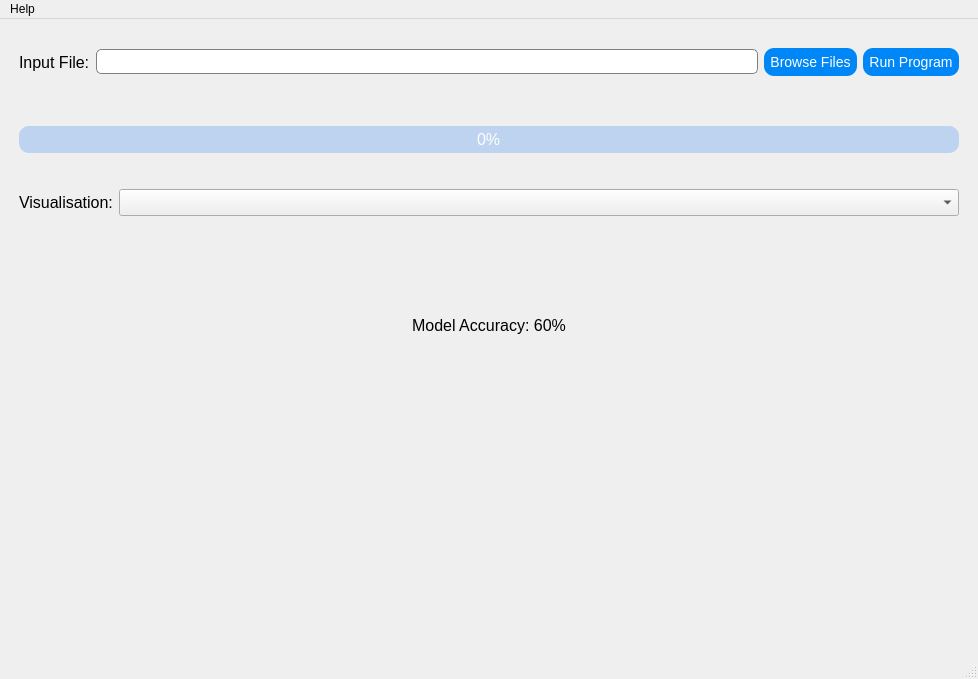
This is UI Code/AutismClassifier.ui in RX-Larry/FIT3161_MA_6 as Qt 5 draws it before an edit. The edited form follows.
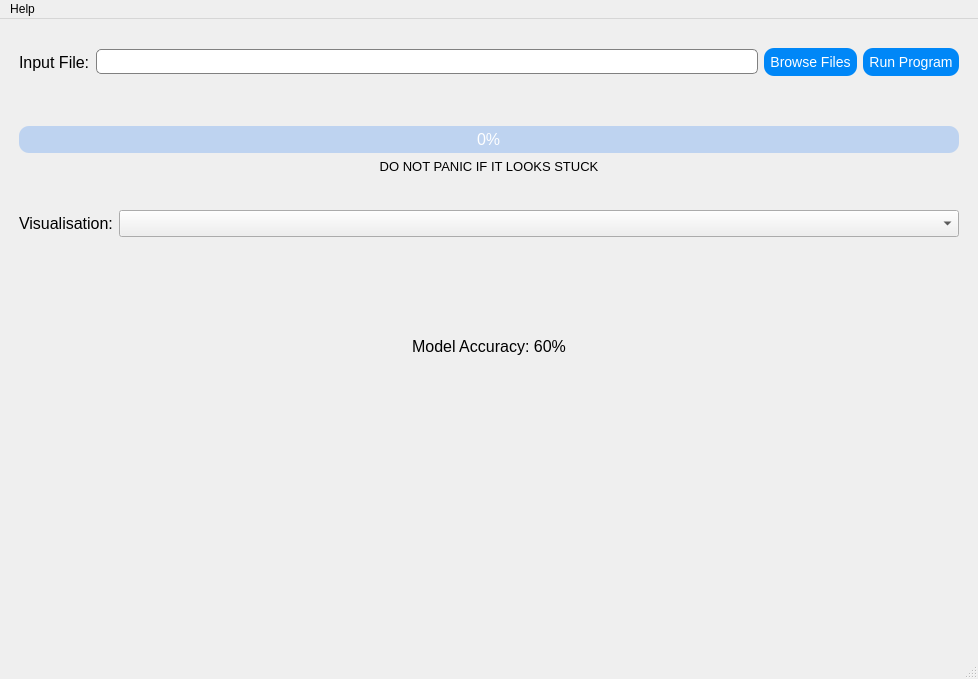
This is the edited form.

Commit message: Added "DO NOT PANIC IF IT LOOKS STUCK" label

The edit to the form file:
```diff
--- a/UI Code/AutismClassifier.ui
+++ b/UI Code/AutismClassifier.ui
@@ -249,6 +249,21 @@
       </item>
      </layout>
     </item>
+    <item>
+     <widget class="QLabel" name="label">
+      <property name="font">
+       <font>
+        <pointsize>10</pointsize>
+       </font>
+      </property>
+      <property name="text">
+       <string>DO NOT PANIC IF IT LOOKS STUCK</string>
+      </property>
+      <property name="alignment">
+       <set>Qt::AlignCenter</set>
+      </property>
+     </widget>
+    </item>
     <item>
      <spacer name="verticalSpacer_4">
       <property name="orientation">
```
Left out of the diff: 2 changed lines with no effect on the pictures.
